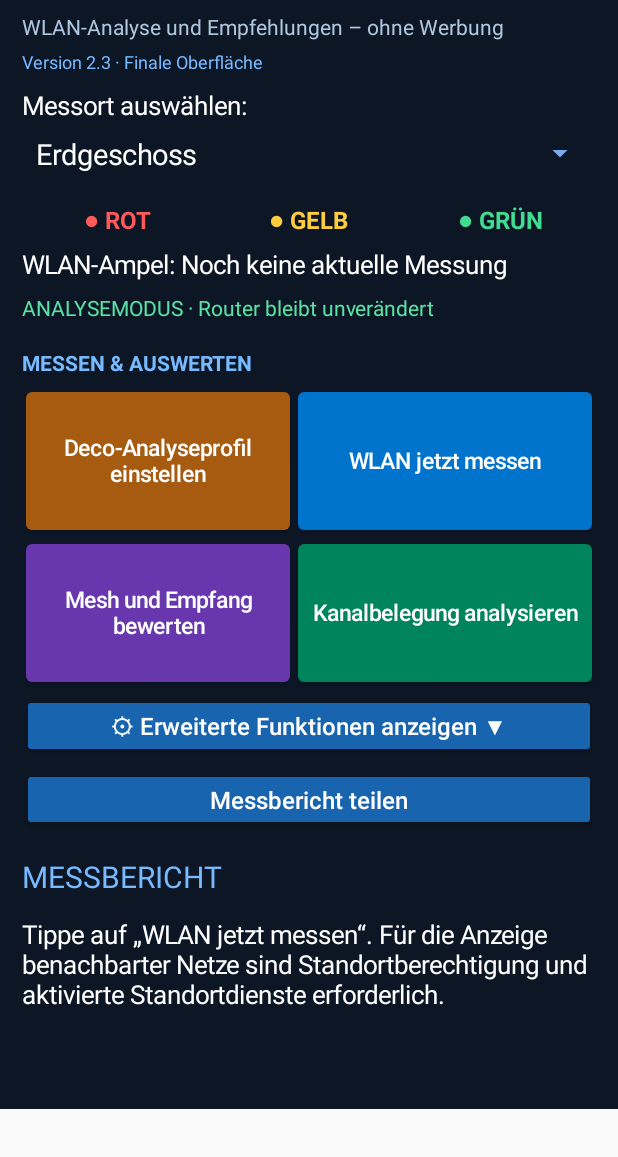
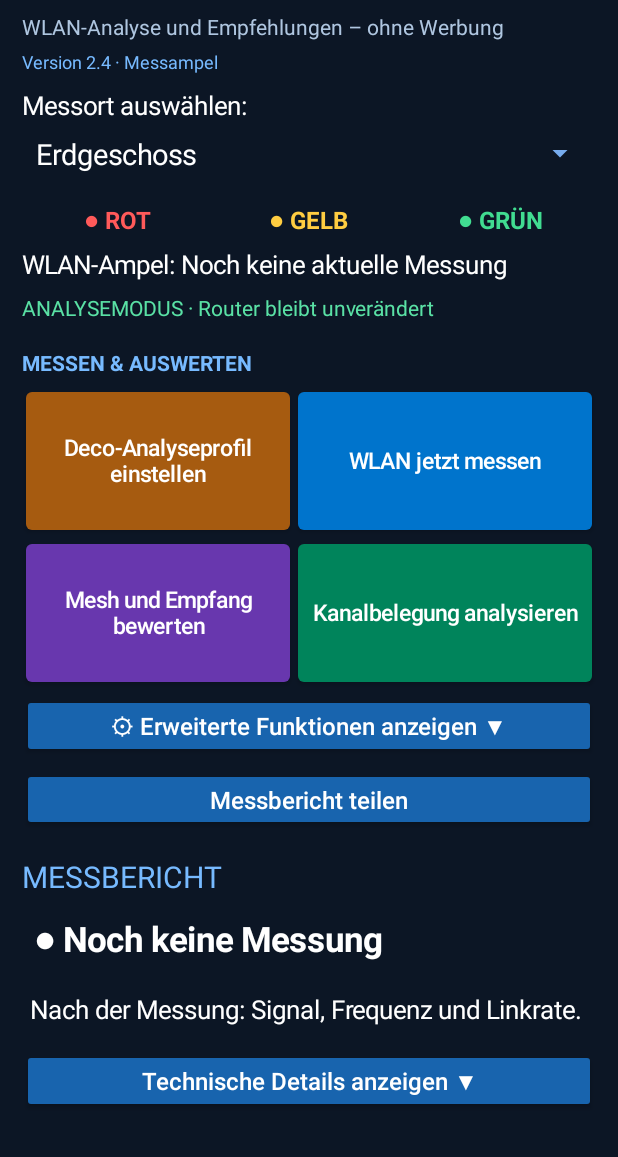
Before and after one commit to roemergerd-source/Mein-Netzwerk-Optimierer-, an Android app: the screen it shows after launch (MainActivity), on a phone screen of 412 x 824 dp, the part 79-1236 px from its top. Run offline under Robolectric (Android 15) with nearby library versions, the phone set to English and light mode, and no system bars.

Commit message:
Add report traffic light, summary metrics and collapsible detailed report

```diff
--- a/app/src/main/java/de/leobeck/netzwerkoptimierer/MainActivity.java
+++ b/app/src/main/java/de/leobeck/netzwerkoptimierer/MainActivity.java
@@ -109,7 +109,7 @@ public class MainActivity extends Activity {
         info.setTextColor(Color.rgb(175, 198, 224));
         info.setPadding(0,12,0,8); root.addView(info);
         TextView buildLabel = new TextView(this);
-        buildLabel.setText("Version 2.3 · Finale Oberfläche");
+        buildLabel.setText("Version 2.4 · Messampel");
         buildLabel.setTextSize(12);
         buildLabel.setTextColor(Color.rgb(119, 186, 255));
         buildLabel.setPadding(0, 0, 0, 14);
@@ -238,7 +238,29 @@ public class MainActivity extends Activity {
         reportTitle.setTextColor(Color.rgb(119, 186, 255));
         reportTitle.setPadding(0,20,0,0);
         root.addView(reportTitle);
+        TextView resultLamp = new TextView(this);
+        resultLamp.setText("● Noch keine Messung");
+        resultLamp.setTextSize(23);
+        resultLamp.setTypeface(null, android.graphics.Typeface.BOLD);
+        resultLamp.setTextColor(Color.WHITE);
+        resultLamp.setPadding(12, 18, 12, 18);
+        root.addView(resultLamp);
+        TextView summary = new TextView(this);
+        summary.setText("Nach der Messung: Signal, Frequenz und Linkrate.");
+        summary.setTextColor(Color.WHITE);
+        summary.setTextSize(17);
+        summary.setPadding(8, 12, 8, 18);
+        root.addView(summary);
+        Button details = new Button(this);
+        details.setText("Technische Details anzeigen ▼");
+        addCompactButton(root, details);
+        report.setVisibility(View.GONE);
         root.addView(report);
+        details.setOnClickListener(v -> {
+            boolean show = report.getVisibility() != View.VISIBLE;
+            report.setVisibility(show ? View.VISIBLE : View.GONE);
+            details.setText(show ? "Technische Details schließen ▲" : "Technische Details anzeigen ▼");
+        });
         report.addTextChangedListener(new android.text.TextWatcher() {
             public void beforeTextChanged(CharSequence text, int start, int count, int after) {}
             public void onTextChanged(CharSequence text, int start, int before, int count) {
@@ -248,11 +270,19 @@ public class MainActivity extends Activity {
                         int dbm = Integer.parseInt(matcher.group(1));
                         String grade = dbm >= -55 ? "GRÜN · Sehr gut" : dbm >= -67 ? "GRÜN · Gut" : dbm >= -75 ? "GELB · Mittel" : "ROT · Schwach";
                         signalStatus.setText("WLAN-Ampel: " + grade + " (" + dbm + " dBm)");
+                        resultLamp.setText("● " + grade + " · " + dbm + " dBm");
+                        resultLamp.setTextColor(dbm >= -67 ? Color.rgb(76,220,142) : dbm >= -75 ? Color.rgb(255,203,77) : Color.rgb(255,102,102));
+                        java.util.regex.Matcher fm = java.util.regex.Pattern.compile("Frequenz: (\\d+) MHz").matcher(text);
+                        java.util.regex.Matcher lm = java.util.regex.Pattern.compile("Linkrate: (\\d+) Mbit/s").matcher(text);
+                        summary.setText("Signal: " + dbm + " dBm\nFrequenz: " + (fm.find() ? fm.group(1) + " MHz" : "–") + "\nLinkrate: " + (lm.find() ? lm.group(1) + " Mbit/s" : "–") + "\nLinkrate ist kein Internet-Speedtest.");
                         signalStatus.setTextColor(dbm >= -67 ? Color.rgb(76, 220, 142) : dbm >= -75 ? Color.rgb(255, 203, 77) : Color.rgb(255, 102, 102));
                     } catch (NumberFormatException ignored) {}
                 } else {
                     signalStatus.setText("WLAN-Ampel: Noch keine aktuelle Messung");
                     signalStatus.setTextColor(Color.WHITE);
+                    resultLamp.setText("● Noch keine Messung");
+                    resultLamp.setTextColor(Color.WHITE);
+                    summary.setText("Nach der Messung: Signal, Frequenz und Linkrate.");
                 }
             }
             public void afterTextChanged(android.text.Editable text) {}
```
